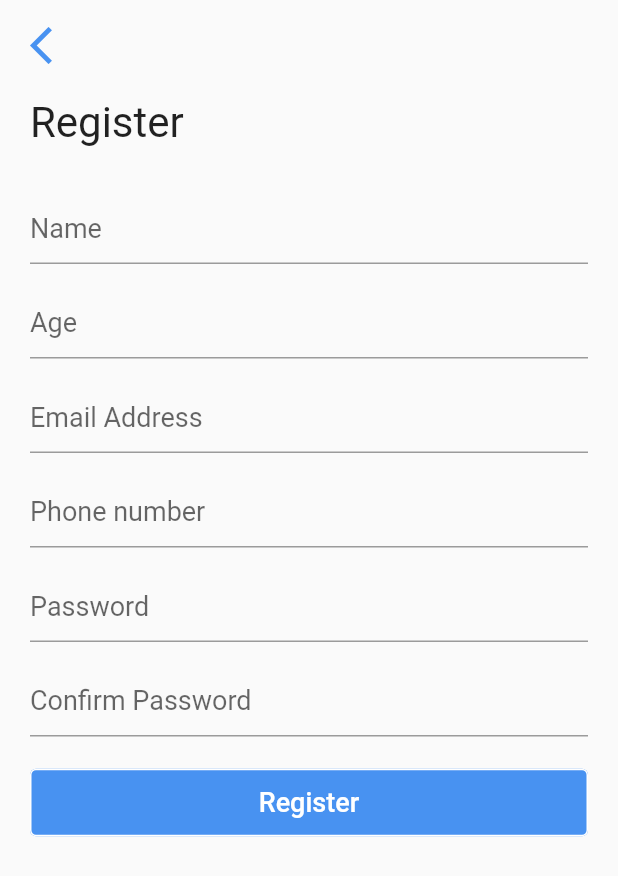
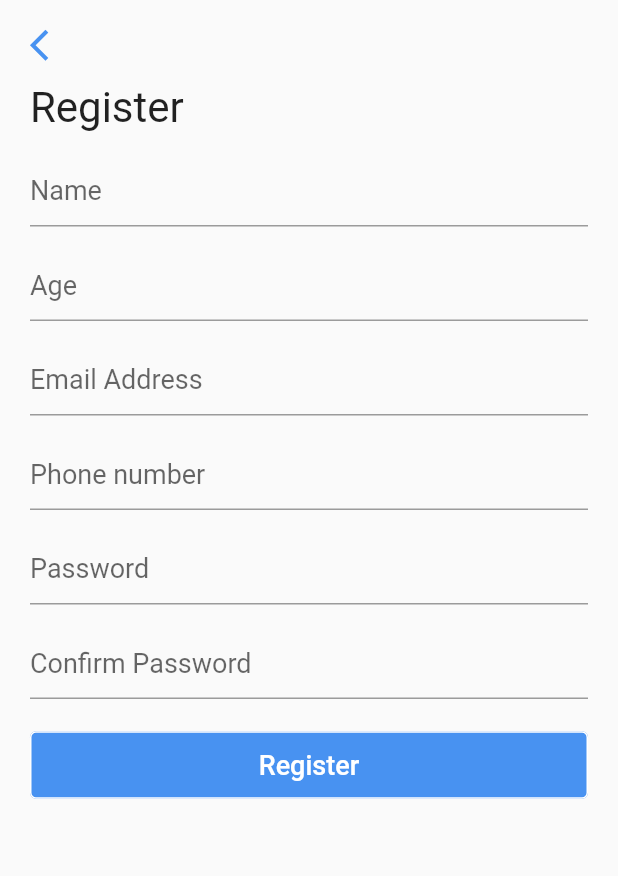
Before and after one commit to izaanjahangir/find-a-room-flutter, a Flutter app: the Register screen opened by its route, on a phone screen of 412 x 824 dp. Shown: the top 876 px of the screen. Run offline on Flutter 3.47's test engine with Material 2 defaults, Android fonts, the phone set to English and light mode, and no system bars; drawn by our look-alikes of touchable_opacity; our stand-ins replace google_maps_flutter.

Commit message:
working on select area screen

```diff
--- a/lib/components/back_button_header/back_button_header.dart
+++ b/lib/components/back_button_header/back_button_header.dart
@@ -14,15 +14,18 @@ class BackButtonHeader extends StatelessWidget {
     }
 
     return Container(
-      height: 30,
+      height: 40,
       child: Stack(
         children: [
-          TouchableOpacity(
-            onTap: goBack,
-            child: Icon(
-              Icons.arrow_back_ios,
-              size: 30,
-              color: ThemeColors.lightBlue,
+          Align(
+            alignment: Alignment.centerLeft,
+            child: TouchableOpacity(
+              onTap: goBack,
+              child: Icon(
+                Icons.arrow_back_ios,
+                size: 25,
+                color: ThemeColors.lightBlue,
+              ),
             ),
           ),
           if (label != null)
@@ -30,7 +33,7 @@ class BackButtonHeader extends StatelessWidget {
               alignment: Alignment.center,
               child: Text(
                 label,
-                style: TextStyle(color: ThemeColors.black, fontSize: 20),
+                style: TextStyle(color: ThemeColors.black, fontSize: 18),
               ),
             )
         ],
--- a/lib/screens/login/login.dart
+++ b/lib/screens/login/login.dart
@@ -28,7 +28,7 @@ class Login extends StatelessWidget {
             body: Stack(
           children: [
             Container(
-              margin: const EdgeInsets.only(top: 15),
+              margin: const EdgeInsets.only(top: 10),
               child: Column(
                 crossAxisAlignment: CrossAxisAlignment.start,
                 children: [
@@ -42,7 +42,7 @@ class Login extends StatelessWidget {
                         crossAxisAlignment: CrossAxisAlignment.start,
                         children: [
                           SizedBox(
-                            height: 20,
+                            height: 5,
                           ),
                           Padding(
                             padding: padding,
@@ -52,7 +52,7 @@ class Login extends StatelessWidget {
                             ),
                           ),
                           Container(
-                            margin: const EdgeInsets.only(top: 20),
+                            margin: const EdgeInsets.only(top: 10),
                             padding: const EdgeInsets.symmetric(
                                 vertical: 10, horizontal: 20),
                             child: Form(
--- a/lib/screens/register/register.dart
+++ b/lib/screens/register/register.dart
@@ -27,7 +27,7 @@ class Register extends StatelessWidget {
         },
         child: Scaffold(
             body: Container(
-          margin: const EdgeInsets.only(top: 15),
+          margin: const EdgeInsets.only(top: 10),
           child: Column(
             crossAxisAlignment: CrossAxisAlignment.start,
             children: [
@@ -42,7 +42,7 @@ class Register extends StatelessWidget {
                       crossAxisAlignment: CrossAxisAlignment.start,
                       children: [
                         SizedBox(
-                          height: 20,
+                          height: 5,
                         ),
                         Padding(
                           padding: padding,
@@ -52,7 +52,7 @@ class Register extends StatelessWidget {
                           ),
                         ),
                         Container(
-                          margin: const EdgeInsets.only(top: 20),
+                          margin: const EdgeInsets.only(top: 5),
                           padding: const EdgeInsets.symmetric(
                               vertical: 10, horizontal: 20),
                           child: Form(
--- a/pubspec.yaml
+++ b/pubspec.yaml
@@ -29,6 +29,8 @@ dependencies:
   # Use with the CupertinoIcons class for iOS style icons.
   cupertino_icons: ^1.0.2
   touchable_opacity: ^1.2.0
+  google_maps_flutter: ^2.0.3
+  geolocator: ^7.0.3
 
 dev_dependencies:
   flutter_test:
```
Also changed, not shown: lib/screens/select_area/select_area.dart (+21 -2 lines), pubspec.lock, 10 other files.
